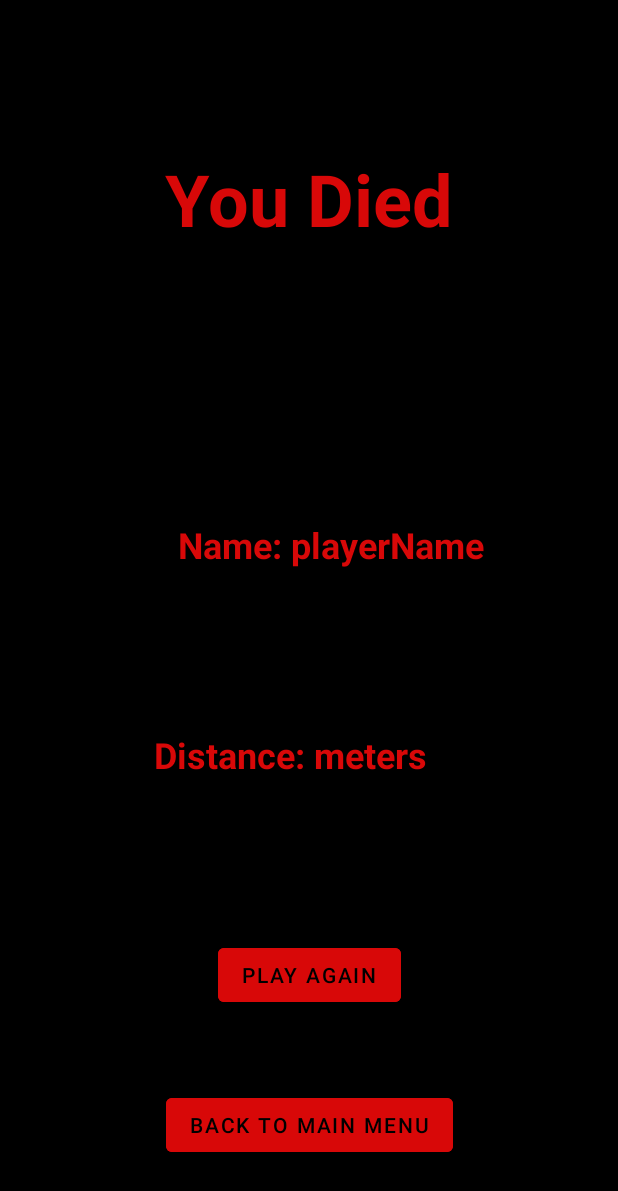
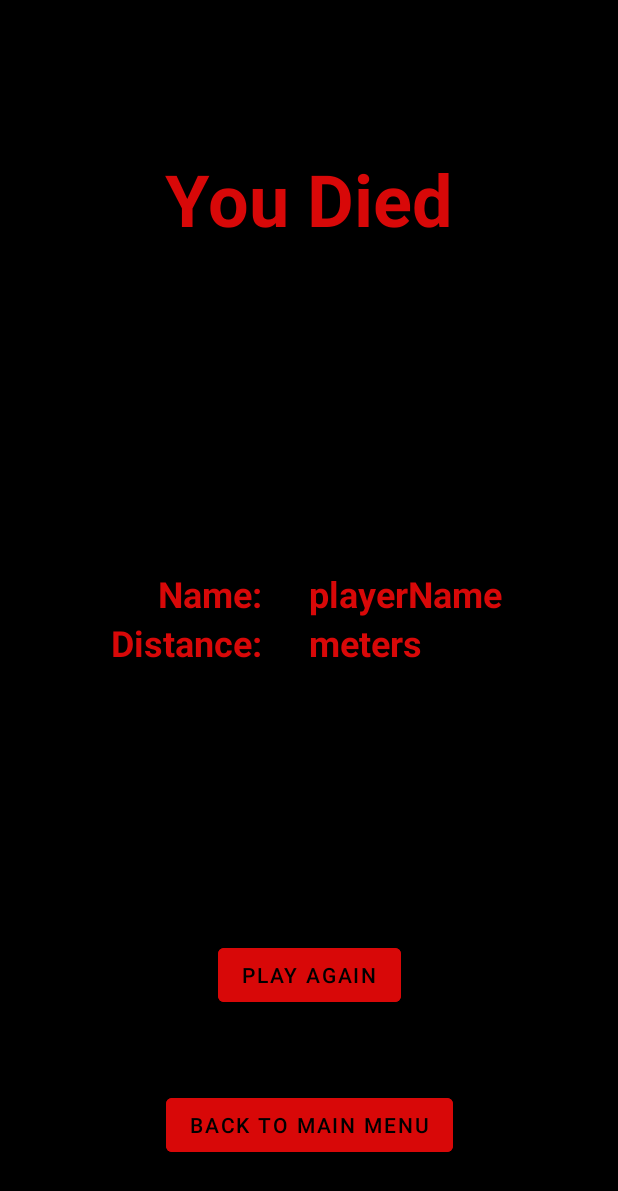
Before and after one commit to Carniv0re/OSTandfurious, an Android app: the layout activity_endscreen.xml on its own in the app's theme, with its tools: preview values and no code run, on a phone screen of 412 x 824 dp. Shown: the top 1191 px of the screen. Run offline under Robolectric (Android 15) with nearby library versions, the phone set to English and light mode, and no system bars.

Commit message:
Cleaned up death screen

```diff
--- a/app/src/main/res/layout/activity_endscreen.xml
+++ b/app/src/main/res/layout/activity_endscreen.xml
@@ -26,12 +26,10 @@
         android:textColor="#D80808"
         android:textSize="24sp"
         android:textStyle="bold"
-        android:layout_marginTop="75dp"
-        android:layout_marginRight="100dp"
+        android:layout_marginStart="105dp"
         app:layout_constraintLeft_toLeftOf="parent"
-        app:layout_constraintRight_toRightOf="parent"
         app:layout_constraintTop_toBottomOf="@id/youDiedTextView"
-        app:layout_constraintBottom_toTopOf="@id/distanceTextView" />
+        app:layout_constraintBottom_toTopOf="@id/playAgainButton"/>
 
     <TextView
         android:id="@+id/playerNameTextView"
@@ -42,9 +40,8 @@
         android:textSize="24sp"
         android:textStyle="bold"
         app:layout_constraintTop_toBottomOf="@id/youDiedTextView"
-        android:layout_marginTop="75dp"
-        app:layout_constraintLeft_toRightOf="@id/nameTextView"
-        app:layout_constraintBottom_toTopOf="@id/distanceTextView" />
+        app:layout_constraintLeft_toLeftOf="@id/metersTextView"
+        app:layout_constraintBottom_toTopOf="@id/playAgainButton"/>
 
     <TextView
         android:id="@+id/distanceTextView"
@@ -54,11 +51,8 @@
         android:textColor="#D80808"
         android:textSize="24sp"
         android:textStyle="bold"
-        android:layout_marginRight="100dp"
-        app:layout_constraintTop_toBottomOf="@id/playerNameTextView"
-        app:layout_constraintBottom_toTopOf="@id/playAgainButton"
-        app:layout_constraintLeft_toLeftOf="parent"
-        app:layout_constraintRight_toRightOf="parent" />
+        app:layout_constraintTop_toBottomOf="@id/nameTextView"
+        app:layout_constraintRight_toRightOf="@id/nameTextView"/>
 
     <TextView
         android:id="@+id/metersTextView"
@@ -68,9 +62,9 @@
         android:textColor="#D80808"
         android:textSize="24sp"
         android:textStyle="bold"
+        android:layout_marginLeft="25dp"
         app:layout_constraintLeft_toRightOf="@id/distanceTextView"
         app:layout_constraintTop_toBottomOf="@id/playerNameTextView"
-        app:layout_constraintBottom_toTopOf="@id/playAgainButton"
         app:layout_constraintHorizontal_chainStyle="packed" />
 
     <Button
```
